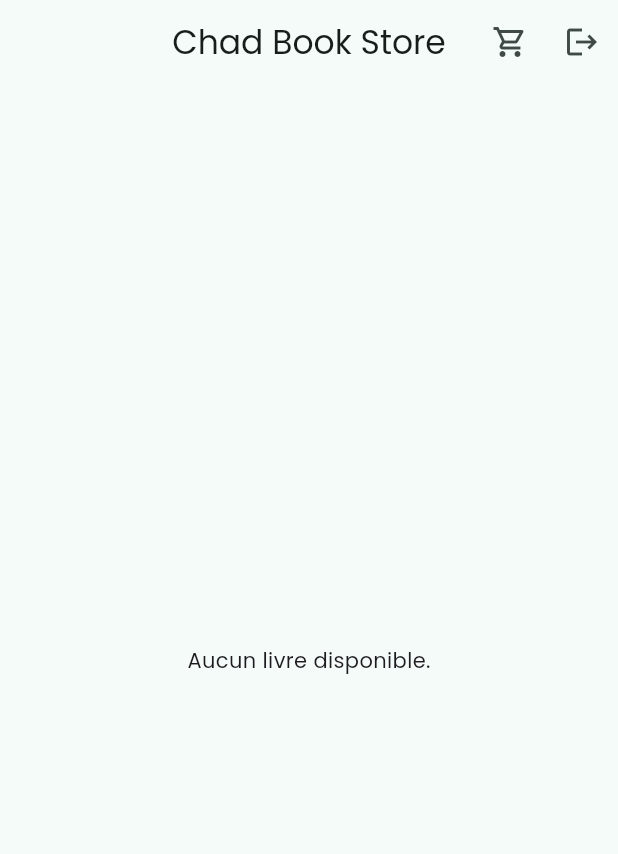
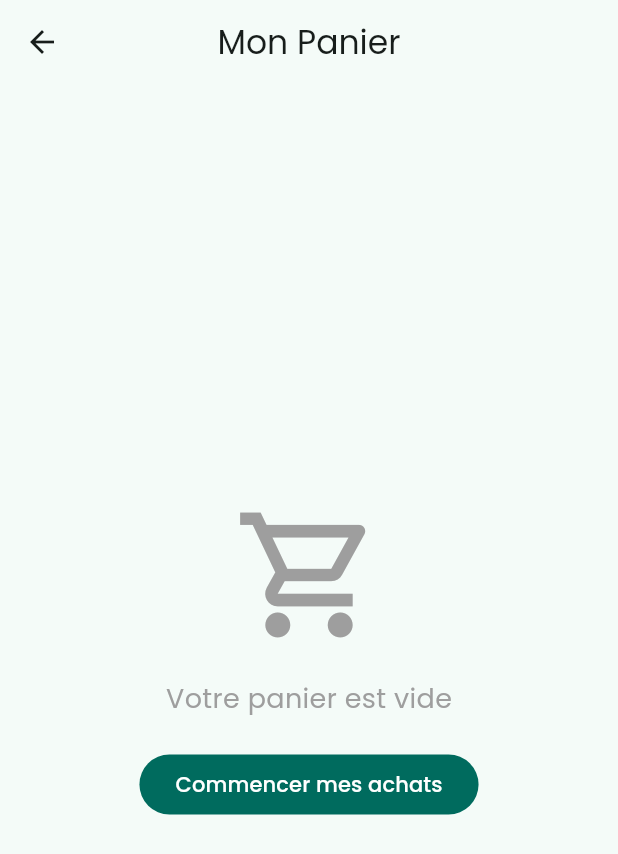
Before and after one commit to Thisi47/chad_book_store, a Flutter app: the screen it shows once a user with an empty profile is signed in, after a tap on the "shopping cart" icon, on a phone screen of 412 x 824 dp. Shown: the top 854 px of the screen. Run offline on Flutter 3.47's test engine with Material 3 defaults, Android fonts, the phone set to English and light mode, and no system bars; our stand-ins replace flutter_hooks, flutter_riverpod, go_router, google_fonts, hooks_riverpod, supabase_flutter; accounts and stored records are empty.

Commit message:
feat(cart): finalisation du panier, checkout connecté a supabase et correction UI images

```diff
--- /dev/null
+++ b/lib/features/cart/presentation/pages/cart_page.dart
@@ -0,0 +1,139 @@
+import 'package:flutter/material.dart';
+import 'package:flutter_hooks/flutter_hooks.dart'; // Import Hook
+import 'package:hooks_riverpod/hooks_riverpod.dart'; // Import HookConsumer
+import 'package:go_router/go_router.dart';
+import 'package:chad_book_store/features/cart/presentation/cart_provider.dart';
+import 'package:chad_book_store/features/cart/presentation/widgets/cart_item_widget.dart';
+import 'package:chad_book_store/features/cart/data/order_repository.dart'; // Import Repo
+
+// Changement ici : HookConsumerWidget
+class CartPage extends HookConsumerWidget {
+  const CartPage({super.key});
+
+  @override
+  Widget build(BuildContext context, WidgetRef ref) {
+    final cartItems = ref.watch(cartProvider);
+    final total = ref.watch(cartTotalProvider);
+
+    // État local pour le chargement du bouton
+    final isOrdering = useState(false);
+
+    // Fonction de commande
+    Future<void> _submitOrder() async {
+      isOrdering.value = true; // Début chargement
+      try {
+        // 1. Envoi à Supabase
+        await ref.read(orderRepositoryProvider).placeOrder(totalAmount: total);
+
+        // 2. Vider le panier local
+        ref.read(cartProvider.notifier).clearCart();
+
+        if (context.mounted) {
+          // 3. Dialogue de succès
+          showDialog(
+            context: context,
+            barrierDismissible: false, // Oblige à cliquer sur OK
+            builder: (ctx) => AlertDialog(
+              title: const Text("Félicitations ! 🎉"),
+              content: const Text("Votre commande a été enregistrée avec succès."),
+              actions: [
+                TextButton(
+                  onPressed: () {
+                    context.pop(); // Ferme dialogue
+                    context.pop(); // Ferme page panier (Retour accueil)
+                  },
+                  child: const Text("OK"),
+                )
+              ],
+            ),
+          );
+        }
+      } catch (e) {
+        if (context.mounted) {
+          ScaffoldMessenger.of(context).showSnackBar(
+            SnackBar(content: Text("Erreur: ${e.toString()}")),
+          );
+        }
+      } finally {
+        isOrdering.value = false; // Fin chargement
+      }
+    }
+
+    return Scaffold(
+      appBar: AppBar(
+        title: const Text("Mon Panier"),
+        centerTitle: true,
+        actions: [
+          if (cartItems.isNotEmpty)
+            IconButton(
+              icon: const Icon(Icons.delete_outline),
+              onPressed: () => ref.read(cartProvider.notifier).clearCart(),
+            ),
+        ],
+      ),
+      body: cartItems.isEmpty
+          ? Center(
+        child: Column(
+          mainAxisAlignment: MainAxisAlignment.center,
+          children: [
+            const Icon(Icons.shopping_cart_outlined, size: 100, color: Colors.grey),
+            const SizedBox(height: 20),
+            const Text("Votre panier est vide", style: TextStyle(fontSize: 18, color: Colors.grey)),
+            const SizedBox(height: 20),
+            FilledButton(
+              onPressed: () => context.pop(),
+              child: const Text("Commencer mes achats"),
+            )
+          ],
+        ),
+      )
+          : Column(
+        children: [
+          Expanded(
+            child: ListView.builder(
+              padding: const EdgeInsets.all(16),
+              itemCount: cartItems.length,
+              itemBuilder: (context, index) => CartItemWidget(item: cartItems[index]),
+            ),
+          ),
+          Container(
+            padding: const EdgeInsets.all(20),
+            decoration: BoxDecoration(
+              color: Colors.white,
+              boxShadow: [
+                BoxShadow(color: Colors.black.withOpacity(0.05), blurRadius: 10, offset: const Offset(0, -5)),
+              ],
+            ),
+            child: SafeArea(
+              child: Column(
+                mainAxisSize: MainAxisSize.min,
+                children: [
+                  Row(
+                    mainAxisAlignment: MainAxisAlignment.spaceBetween,
+                    children: [
+                      const Text("Total", style: TextStyle(fontSize: 18, fontWeight: FontWeight.bold)),
+                      Text("$total FCFA", style: TextStyle(fontSize: 24, fontWeight: FontWeight.w900, color: Theme.of(context).primaryColor)),
+                    ],
+                  ),
+                  const SizedBox(height: 16),
+
+                  // BOUTON COMMANDER CONNECTÉ
+                  SizedBox(
+                    width: double.infinity,
+                    child: FilledButton(
+                      onPressed: isOrdering.value ? null : _submitOrder, // Désactivé si chargement
+                      style: FilledButton.styleFrom(padding: const EdgeInsets.symmetric(vertical: 16)),
+                      child: isOrdering.value
+                          ? const SizedBox(height: 20, width: 20, child: CircularProgressIndicator(color: Colors.white, strokeWidth: 2))
+                          : const Text("Commander", style: TextStyle(fontSize: 18)),
+                    ),
+                  ),
+                ],
+              ),
+            ),
+          ),
+        ],
+      ),
+    );
+  }
+}
--- a/lib/features/products/presentation/pages/home_page.dart
+++ b/lib/features/products/presentation/pages/home_page.dart
@@ -29,7 +29,7 @@ class HomePage extends ConsumerWidget {
                   IconButton(
                     icon: const Icon(Icons.shopping_cart_outlined),
                     onPressed: () {
-                      // TODO: Aller à la page Panier
+                      context.push('/cart');
                     },
                   ),
                   if (count > 0)
--- a/lib/features/products/presentation/pages/product_details_page.dart
+++ b/lib/features/products/presentation/pages/product_details_page.dart
@@ -40,7 +40,7 @@ class ProductDetailsPage extends ConsumerWidget {
                     decoration: BoxDecoration(
                       boxShadow: [
                         BoxShadow(
-                          color: Colors.black.withOpacity(0.2),
+                          color: Colors.black.withValues(alpha: 0.2),
                           blurRadius: 20,
                           offset: const Offset(0, 10),
                         ),
@@ -68,7 +68,7 @@ class ProductDetailsPage extends ConsumerWidget {
                     children: [
                       Chip(
                         label: Text(book.category ?? 'Général'),
-                        backgroundColor: Theme.of(context).primaryColor.withOpacity(0.1),
+                        backgroundColor: Theme.of(context).primaryColor.withValues(alpha: 0.1),
                         labelStyle: TextStyle(color: Theme.of(context).primaryColor),
                         padding: EdgeInsets.zero,
                       ),
@@ -140,7 +140,7 @@ class ProductDetailsPage extends ConsumerWidget {
           color: Colors.white,
           boxShadow: [
             BoxShadow(
-              color: Colors.black.withOpacity(0.05),
+              color: Colors.black.withValues(alpha: 0.05),
               blurRadius: 10,
               offset: const Offset(0, -5),
             ),
--- a/lib/routing/app_router.dart
+++ b/lib/routing/app_router.dart
@@ -5,9 +5,9 @@ import 'package:chad_book_store/features/auth/presentation/pages/login_page.dart
 import 'package:chad_book_store/features/auth/data/auth_state_provider.dart';
 import 'package:hooks_riverpod/hooks_riverpod.dart';
 import 'package:supabase_flutter/supabase_flutter.dart';
-import 'package:chad_book_store/features/products/domain/book.dart'; // Import Book
-import 'package:chad_book_store/features/products/presentation/pages/product_details_page.dart'; // Import Page
-
+import 'package:chad_book_store/features/products/domain/book.dart';
+import 'package:chad_book_store/features/products/presentation/pages/product_details_page.dart';
+import 'package:chad_book_store/features/cart/presentation/pages/cart_page.dart';
 
 
 
@@ -39,6 +39,11 @@ final routerProvider = Provider<GoRouter>((ref) {
           return ProductDetailsPage(book: book);
         },
       ),
+
+      GoRoute(
+        path: '/cart',
+        builder: (context, state) => const CartPage(),
+      ),
   ],
 
   redirect: (context, state) {
```
Also changed, not shown: lib/features/cart/data/order_repository.dart (added, +28 -0 lines), lib/features/cart/presentation/widgets/cart_item_widget.dart (added, +125 -0 lines).
